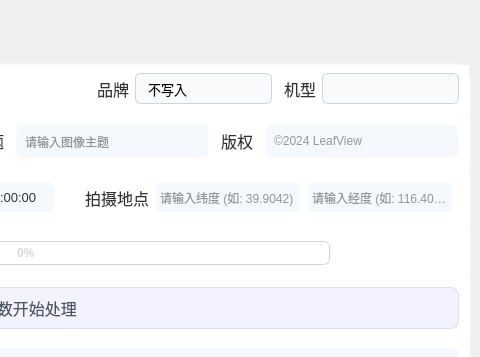
First picture: the form in Ui_MainWindow.ui, repository YangShengzhou03/LeafSort, before the edit; both pictures show x 462 to 942 and y 0 to 357 of the 942 by 580 pixel window.
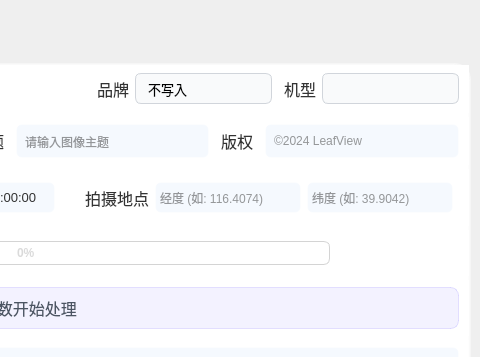
Second picture: the form after the edit. The open tabs and pages were chosen to show the change. Icons and pictures are not drawn.

Commit message: fix(exif): 修复经纬度输

Diff of the .ui file:
```diff
--- a/Ui_MainWindow.ui
+++ b/Ui_MainWindow.ui
@@ -5984,7 +5984,7 @@
                        </widget>
                       </item>
                       <item>
-                       <widget class="QLineEdit" name="lineEdit_EXIF_latitude">
+                       <widget class="QLineEdit" name="lineEdit_EXIF_longitude">
                         <property name="sizePolicy">
                          <sizepolicy hsizetype="Preferred" vsizetype="Preferred">
                           <horstretch>0</horstretch>
@@ -6022,12 +6022,12 @@
 }</string>
                         </property>
                         <property name="placeholderText">
-                         <string>请输入纬度 (如: 39.9042)</string>
+                         <string>经度 (如: 116.4074)</string>
                         </property>
                        </widget>
                       </item>
                       <item>
-                       <widget class="QLineEdit" name="lineEdit_EXIF_longitude">
+                       <widget class="QLineEdit" name="lineEdit_EXIF_latitude">
                         <property name="sizePolicy">
                          <sizepolicy hsizetype="Preferred" vsizetype="Preferred">
                           <horstretch>0</horstretch>
@@ -6065,7 +6065,7 @@
 }</string>
                         </property>
                         <property name="placeholderText">
-                         <string>请输入经度 (如: 116.4074)</string>
+                         <string>纬度 (如: 39.9042)</string>
                         </property>
                        </widget>
                       </item>
```
The commit also changes 4 other files.
